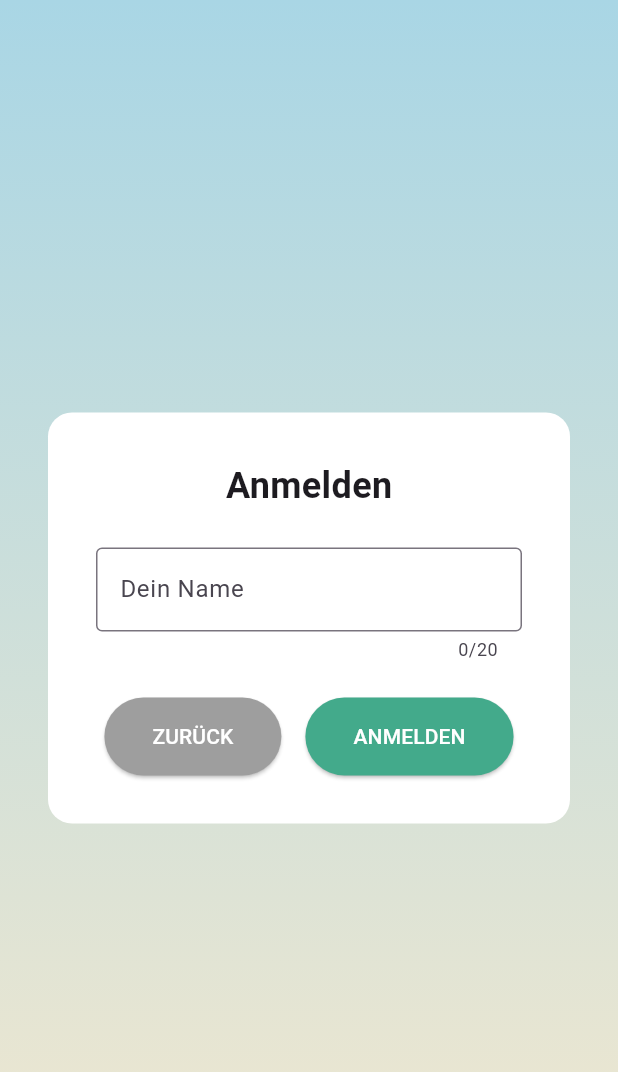
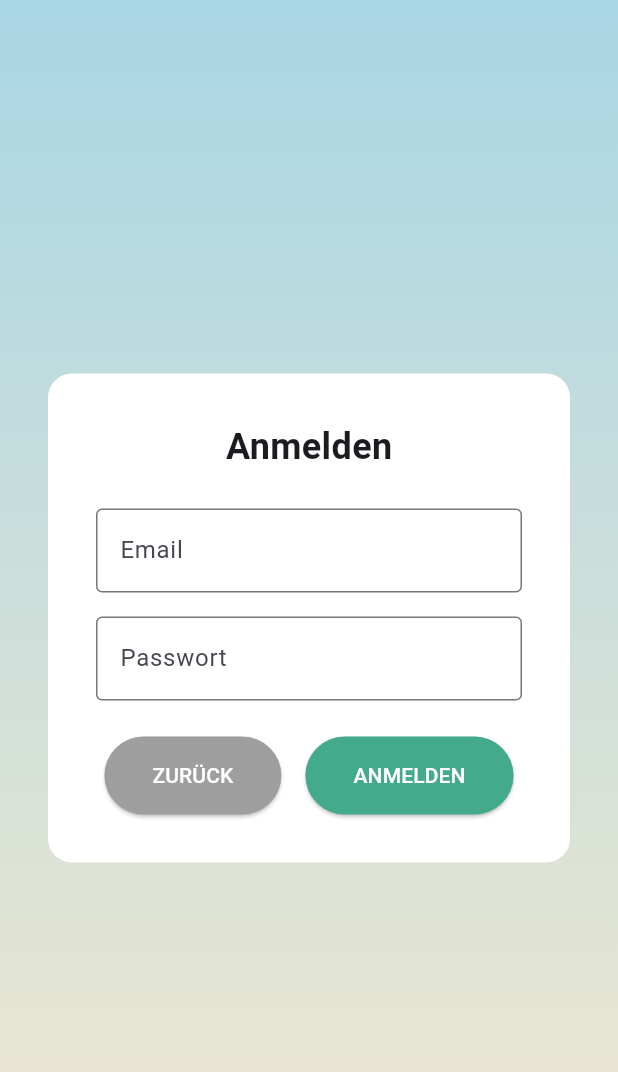
Before and after one commit to geziefer/joshi, a Flutter app: the screen it shows after launch, after a tap on "REGISTRIEREN", after a tap on "ZURÜCK", after a tap on "ANMELDEN", on a phone screen of 412 x 824 dp. Shown: the top 1072 px of the screen. Run offline on Flutter 3.47's test engine with Material 3 defaults, Android fonts, the phone set to English and light mode, and no system bars; our stand-ins replace firebase_auth, firebase_core, firebase_database, shared_preferences; missing offline and left inert: flame; accounts and stored records are empty.

Commit message:
passwort_system hinzugefügt

```diff
--- a/brick_breaker/lib/login_dialog.dart
+++ b/brick_breaker/lib/login_dialog.dart
@@ -1,5 +1,5 @@
 import 'package:flutter/material.dart';
-import 'package:practice_game/username_dialog.dart';
+import 'package:firebase_auth/firebase_auth.dart';
 
 class LoginDialog extends StatefulWidget {
   final Function(String) onLogin;
@@ -16,20 +16,54 @@ class LoginDialog extends StatefulWidget {
 }
 
 class _LoginDialogState extends State<LoginDialog> {
-  final _controller = TextEditingController();
+  final _emailController = TextEditingController();
+  final _passwordController = TextEditingController();
+  String? _errorMessage;
+  bool _isLoading = false;
 
   @override
   void dispose() {
-    _controller.dispose();
+    _emailController.dispose();
+    _passwordController.dispose();
     super.dispose();
   }
 
-  void _login() {
-    final username = _controller.text.trim();
-    if (username.isEmpty) return;
+  Future<void> _login() async {
+    final email = _emailController.text.trim();
+    final password = _passwordController.text.trim();
 
-    currentUsername = username;
-    widget.onLogin(username);
+    if (email.isEmpty || password.isEmpty) {
+      setState(() {
+        _errorMessage = 'Bitte fülle alle Felder aus';
+      });
+      return;
+    }
+
+    setState(() {
+      _isLoading = true;
+      _errorMessage = null;
+    });
+
+    try {
+      await FirebaseAuth.instance.signInWithEmailAndPassword(
+        email: email,
+        password: password,
+      );
+      final name = FirebaseAuth.instance.currentUser?.displayName ?? 'User';
+      if (mounted) widget.onLogin(name);
+    } on FirebaseAuthException catch (e) {
+      setState(() {
+        _errorMessage = e.code == 'user-not-found' || e.code == 'wrong-password'
+            ? 'Falsche Email oder Passwort'
+            : 'Fehler: ${e.message}';
+      });
+    } finally {
+      if (mounted) {
+        setState(() {
+          _isLoading = false;
+        });
+      }
+    }
   }
 
   @override
@@ -59,13 +93,31 @@ class _LoginDialogState extends State<LoginDialog> {
               ),
               const SizedBox(height: 24),
               TextField(
-                controller: _controller,
+                controller: _emailController,
                 decoration: const InputDecoration(
                   border: OutlineInputBorder(),
-                  hintText: 'Dein Name',
+                  labelText: 'Email',
                 ),
-                maxLength: 20,
+                keyboardType: TextInputType.emailAddress,
+                onChanged: (_) => setState(() => _errorMessage = null),
               ),
+              const SizedBox(height: 16),
+              TextField(
+                controller: _passwordController,
+                decoration: const InputDecoration(
+                  border: OutlineInputBorder(),
+                  labelText: 'Passwort',
+                ),
+                obscureText: true,
+                onChanged: (_) => setState(() => _errorMessage = null),
+              ),
+              if (_errorMessage != null) ...[
+                const SizedBox(height: 8),
+                Text(
+                  _errorMessage!,
+                  style: const TextStyle(color: Colors.red, fontSize: 14),
+                ),
+              ],
               const SizedBox(height: 24),
               Row(
                 mainAxisAlignment: MainAxisAlignment.center,
@@ -84,7 +136,7 @@ class _LoginDialogState extends State<LoginDialog> {
                   ),
                   const SizedBox(width: 16),
                   ElevatedButton(
-                    onPressed: _login,
+                    onPressed: _isLoading ? null : _login,
                     style: ElevatedButton.styleFrom(
                       backgroundColor: const Color(0xff43aa8b),
                       foregroundColor: Colors.white,
@@ -93,7 +145,13 @@ class _LoginDialogState extends State<LoginDialog> {
                         vertical: 16,
                       ),
                     ),
-                    child: const Text('ANMELDEN'),
+                    child: _isLoading
+                        ? const SizedBox(
+                            width: 20,
+                            height: 20,
+                            child: CircularProgressIndicator(strokeWidth: 2),
+                          )
+                        : const Text('ANMELDEN'),
                   ),
                 ],
               ),
--- a/brick_breaker/lib/register_dialog.dart
+++ b/brick_breaker/lib/register_dialog.dart
@@ -1,6 +1,5 @@
 import 'package:flutter/material.dart';
-import 'package:practice_game/highscore_manager.dart';
-import 'package:practice_game/username_dialog.dart';
+import 'package:firebase_auth/firebase_auth.dart';
 
 class RegisterDialog extends StatefulWidget {
   final Function(String) onRegister;
@@ -17,33 +16,58 @@ class RegisterDialog extends StatefulWidget {
 }
 
 class _RegisterDialogState extends State<RegisterDialog> {
-  final _controller = TextEditingController();
+  final _emailController = TextEditingController();
+  final _passwordController = TextEditingController();
+  final _nameController = TextEditingController();
   String? _errorMessage;
+  bool _isLoading = false;
 
   @override
   void dispose() {
-    _controller.dispose();
+    _emailController.dispose();
+    _passwordController.dispose();
+    _nameController.dispose();
     super.dispose();
   }
 
   Future<void> _register() async {
-    final username = _controller.text.trim();
-    if (username.isEmpty) {
+    final email = _emailController.text.trim();
+    final password = _passwordController.text.trim();
+    final name = _nameController.text.trim();
+
+    if (email.isEmpty || password.isEmpty || name.isEmpty) {
       setState(() {
-        _errorMessage = 'Bitte gib einen Namen ein';
+        _errorMessage = 'Bitte fülle alle Felder aus';
       });
       return;
     }
 
-    final exists = await HighscoreManager.usernameExistsInGlobal(username);
+    setState(() {
+      _isLoading = true;
+      _errorMessage = null;
+    });
 
-    if (exists) {
+    try {
+      await FirebaseAuth.instance.createUserWithEmailAndPassword(
+        email: email,
+        password: password,
+      );
+      await FirebaseAuth.instance.currentUser?.updateDisplayName(name);
+      if (mounted) widget.onRegister(name);
+    } on FirebaseAuthException catch (e) {
       setState(() {
-        _errorMessage = 'Benutzername gibt es bereits';
+        _errorMessage = e.code == 'email-already-in-use'
+            ? 'Email bereits registriert'
+            : e.code == 'weak-password'
+            ? 'Passwort zu schwach'
+            : 'Fehler: ${e.message}';
       });
-    } else {
-      currentUsername = username;
-      widget.onRegister(username);
+    } finally {
+      if (mounted) {
+        setState(() {
+          _isLoading = false;
+        });
+      }
     }
   }
 
@@ -74,19 +98,32 @@ class _RegisterDialogState extends State<RegisterDialog> {
               ),
               const SizedBox(height: 24),
               TextField(
-                controller: _controller,
+                controller: _nameController,
                 decoration: const InputDecoration(
                   border: OutlineInputBorder(),
-                  hintText: 'Dein Name',
+                  labelText: 'Name',
                 ),
-                maxLength: 20,
-                onChanged: (_) {
-                  if (_errorMessage != null) {
-                    setState(() {
-                      _errorMessage = null;
-                    });
-                  }
-                },
+                onChanged: (_) => setState(() => _errorMessage = null),
+              ),
+              const SizedBox(height: 16),
+              TextField(
+                controller: _emailController,
+                decoration: const InputDecoration(
+                  border: OutlineInputBorder(),
+                  labelText: 'Email',
+                ),
+                keyboardType: TextInputType.emailAddress,
+                onChanged: (_) => setState(() => _errorMessage = null),
+              ),
+              const SizedBox(height: 16),
+              TextField(
+                controller: _passwordController,
+                decoration: const InputDecoration(
+                  border: OutlineInputBorder(),
+                  labelText: 'Passwort',
+                ),
+                obscureText: true,
+                onChanged: (_) => setState(() => _errorMessage = null),
               ),
               if (_errorMessage != null) ...[
                 const SizedBox(height: 8),
@@ -113,7 +150,7 @@ class _RegisterDialogState extends State<RegisterDialog> {
                   ),
                   const SizedBox(width: 16),
                   ElevatedButton(
-                    onPressed: _register,
+                    onPressed: _isLoading ? null : _register,
                     style: ElevatedButton.styleFrom(
                       backgroundColor: const Color(0xff1e6091),
                       foregroundColor: Colors.white,
@@ -122,7 +159,13 @@ class _RegisterDialogState extends State<RegisterDialog> {
                         vertical: 16,
                       ),
                     ),
-                    child: const Text('REGISTRIEREN'),
+                    child: _isLoading
+                        ? const SizedBox(
+                            width: 20,
+                            height: 20,
+                            child: CircularProgressIndicator(strokeWidth: 2),
+                          )
+                        : const Text('REGISTRIEREN'),
                   ),
                 ],
               ),
--- a/brick_breaker/pubspec.yaml
+++ b/brick_breaker/pubspec.yaml
@@ -18,6 +18,7 @@ dependencies:
 
   firebase_core: ^4.2.1
   firebase_database: ^12.1.2
+  firebase_auth: ^6.1.4
 
   cupertino_icons: ^1.0.8
 
```
Also changed, not shown: brick_breaker/lib/start_screen.dart (+7 -3 lines).
